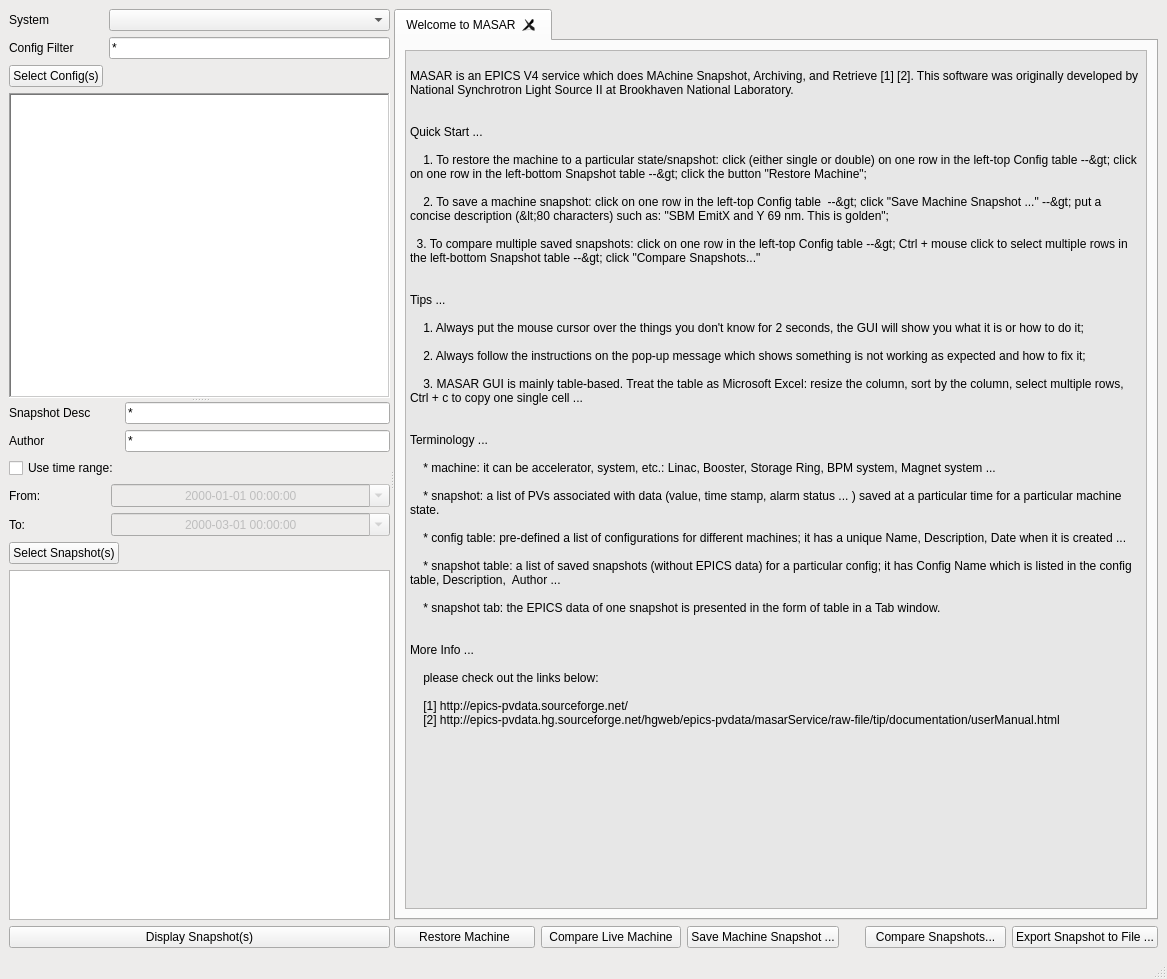
First picture: the form in python/masarclient/ui/ui_masar.ui, repository epics-base/masarService, before the edit.
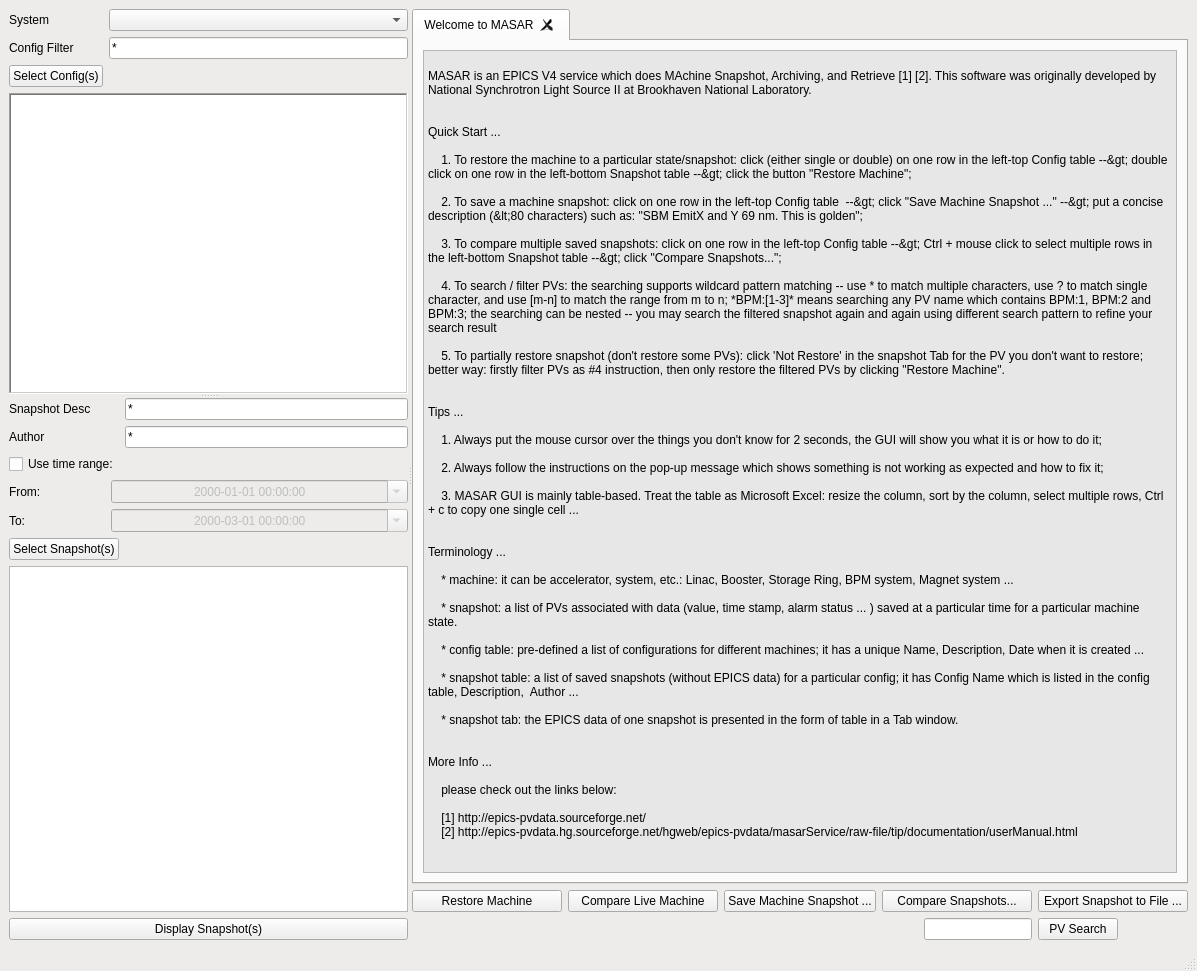
Second picture: the form after the edit. Icons and pictures are not drawn.

Commit message: add filter for pv name string

The edit to the form file:
```diff
--- a/python/masarclient/ui/ui_masar.ui
+++ b/python/masarclient/ui/ui_masar.ui
@@ -9,8 +9,8 @@
    <rect>
     <x>0</x>
     <y>0</y>
-    <width>1167</width>
-    <height>979</height>
+    <width>1197</width>
+    <height>971</height>
    </rect>
   </property>
   <property name="palette">
@@ -523,11 +523,15 @@
 
 Quick Start ...
 
-    1. To restore the machine to a particular state/snapshot: click (either single or double) on one row in the left-top Config table --&gt; click on one row in the left-bottom Snapshot table --&gt; click the button &quot;Restore Machine&quot;;
+    1. To restore the machine to a particular state/snapshot: click (either single or double) on one row in the left-top Config table --&gt; double click on one row in the left-bottom Snapshot table --&gt; click the button &quot;Restore Machine&quot;;
     
     2. To save a machine snapshot: click on one row in the left-top Config table  --&gt; click &quot;Save Machine Snapshot ...&quot; --&gt; put a concise description (&lt;80 characters) such as: &quot;SBM EmitX and Y 69 nm. This is golden&quot;;
 
-  3. To compare multiple saved snapshots: click on one row in the left-top Config table --&gt; Ctrl + mouse click to select multiple rows in the left-bottom Snapshot table --&gt; click &quot;Compare Snapshots...&quot;
+    3. To compare multiple saved snapshots: click on one row in the left-top Config table --&gt; Ctrl + mouse click to select multiple rows in the left-bottom Snapshot table --&gt; click &quot;Compare Snapshots...&quot;;
+
+    4. To search / filter PVs: the searching supports wildcard pattern matching -- use * to match multiple characters, use ? to match single character, and use [m-n] to match the range from m to n; *BPM:[1-3]* means searching any PV name which contains BPM:1, BPM:2 and BPM:3; the searching can be nested -- you may search the filtered snapshot again and again using different search pattern to refine your search result 
+
+    5. To partially restore snapshot (don't restore some PVs): click 'Not Restore' in the snapshot Tab for the PV you don't want to restore; better way: firstly filter PVs as #4 instruction, then only restore the filtered PVs by clicking &quot;Restore Machine&quot;.
 
 
 Tips ...
@@ -572,18 +576,34 @@
          </widget>
         </item>
         <item>
-         <layout class="QHBoxLayout" name="horizontalLayout">
-          <item>
-           <widget class="QPushButton" name="restoreMachineButton">
+         <layout class="QGridLayout" name="gridLayout">
+          <item row="0" column="3" rowspan="2">
+           <widget class="QPushButton" name="compareSnapshotsButton">
+            <property name="text">
+             <string>Compare Snapshots...</string>
+            </property>
+           </widget>
+          </item>
+          <item row="2" column="3" alignment="Qt::AlignLeft">
+           <widget class="QLineEdit" name="pvFilterLineEdit">
+            <property name="sizePolicy">
+             <sizepolicy hsizetype="Preferred" vsizetype="Fixed">
+              <horstretch>0</horstretch>
+              <verstretch>0</verstretch>
+             </sizepolicy>
+            </property>
             <property name="toolTip">
+             <string>&lt;html&gt;&lt;head/&gt;&lt;body&gt;&lt;p&gt;*BPM:[1-3]* to search any pv containing BPM:1, BPM:2, and BPM:3&lt;/p&gt;&lt;/body&gt;&lt;/html&gt;</string>
+            </property>
+            <property name="layoutDirection">
+             <enum>Qt::RightToLeft</enum>
+            </property>
+            <property name="text">
              <string/>
             </property>
-            <property name="text">
-             <string>Restore Machine</string>
-            </property>
            </widget>
           </item>
-          <item>
+          <item row="0" column="1" rowspan="2">
            <widget class="QPushButton" name="getLiveMachineButton">
             <property name="toolTip">
              <string/>
@@ -593,43 +613,46 @@
             </property>
            </widget>
           </item>
-          <item>
+          <item row="0" column="2" rowspan="2">
            <widget class="QPushButton" name="saveMachineSnapshotButton">
             <property name="text">
              <string>Save Machine Snapshot ...</string>
             </property>
            </widget>
           </item>
-          <item>
-           <spacer name="horizontalSpacer">
-            <property name="orientation">
-             <enum>Qt::Horizontal</enum>
+          <item row="0" column="0" rowspan="2">
+           <widget class="QPushButton" name="restoreMachineButton">
+            <property name="toolTip">
+             <string/>
             </property>
-            <property name="sizeType">
-             <enum>QSizePolicy::Preferred</enum>
-            </property>
-            <property name="sizeHint" stdset="0">
-             <size>
-              <width>20</width>
-              <height>20</height>
-             </size>
-            </property>
-           </spacer>
-          </item>
-          <item>
-           <widget class="QPushButton" name="compareSnapshotsButton">
             <property name="text">
-             <string>Compare Snapshots...</string>
+             <string>Restore Machine</string>
             </property>
            </widget>
           </item>
-          <item>
+          <item row="0" column="4" rowspan="2">
            <widget class="QPushButton" name="saveDataFileButton">
             <property name="text">
              <string>Export Snapshot to File ...</string>
             </property>
            </widget>
           </item>
+          <item row="2" column="4" alignment="Qt::AlignLeft">
+           <widget class="QPushButton" name="pvSearchButton">
+            <property name="sizePolicy">
+             <sizepolicy hsizetype="Fixed" vsizetype="Fixed">
+              <horstretch>0</horstretch>
+              <verstretch>0</verstretch>
+             </sizepolicy>
+            </property>
+            <property name="toolTip">
+             <string>&lt;html&gt;&lt;head/&gt;&lt;body&gt;&lt;p&gt;search/filter pvs in the active snapshot Tab (the one you are watching) &lt;/p&gt;&lt;/body&gt;&lt;/html&gt;</string>
+            </property>
+            <property name="text">
+             <string>PV Search</string>
+            </property>
+           </widget>
+          </item>
          </layout>
         </item>
        </layout>
```
Left out of the diff: 86 changed lines with no effect on the pictures. The commit also changes 2 other files.
